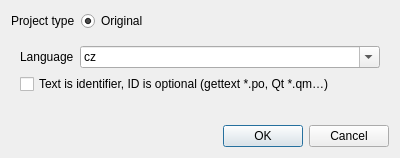
Mercury13/utranslator, file UTranslator/FmNew.ui: the form before one commit.
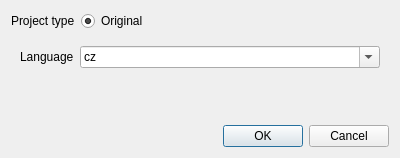
The form after the commit.

What changed in the file:
```diff
--- a/UTranslator/FmNew.ui
+++ b/UTranslator/FmNew.ui
@@ -122,7 +122,7 @@
          </item>
         </widget>
        </item>
-       <item row="2" column="0">
+       <item row="1" column="0">
         <spacer name="verticalSpacer">
          <property name="orientation">
           <enum>Qt::Vertical</enum>
@@ -135,13 +135,6 @@
          </property>
         </spacer>
        </item>
-       <item row="1" column="0" colspan="2">
-        <widget class="QCheckBox" name="chkIdless">
-         <property name="text">
-          <string>Text is identifier, ID is optional (gettext *.po, Qt *.qm…)</string>
-         </property>
-        </widget>
-       </item>
       </layout>
      </widget>
     </widget>
```
